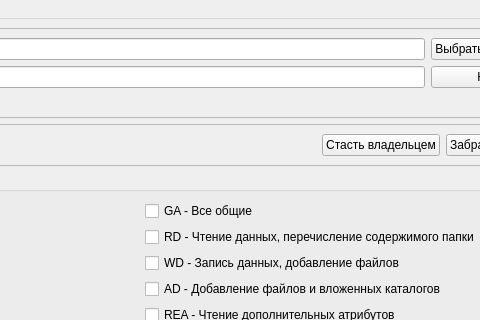
erfaenda/PiuPiu, file PyQTT/xCacls_shell/iCaclsGUI_2.ui: the form before one commit; both pictures show x 450 to 930 and y 0 to 320 of the 1027 by 814 pixel window.
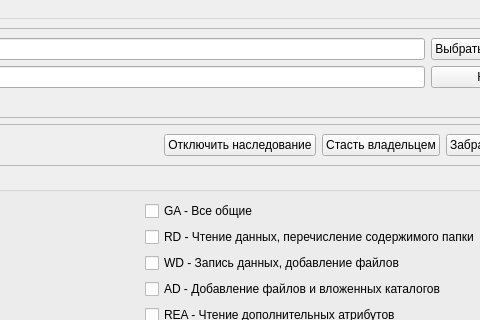
The form after the commit.

Diff of the .ui file:
```diff
--- a/PyQTT/xCacls_shell/iCaclsGUI_2.ui
+++ b/PyQTT/xCacls_shell/iCaclsGUI_2.ui
@@ -537,14 +537,14 @@
        <enum>QFrame::Raised</enum>
       </property>
       <layout class="QGridLayout" name="gridLayout_5">
-       <item row="0" column="2">
+       <item row="0" column="3">
         <widget class="QPushButton" name="pushButton_5">
          <property name="text">
           <string>Забрать все права</string>
          </property>
         </widget>
        </item>
-       <item row="0" column="1">
+       <item row="0" column="2">
         <widget class="QPushButton" name="pushButton_6">
          <property name="text">
           <string>Стасть владельцем</string>
@@ -564,6 +564,13 @@
          </property>
         </spacer>
        </item>
+       <item row="0" column="1">
+        <widget class="QPushButton" name="pushButton_7">
+         <property name="text">
+          <string>Отключить наследование</string>
+         </property>
+        </widget>
+       </item>
       </layout>
      </widget>
     </item>
```
Left out of the diff: 2 changed lines with no effect on the pictures.
